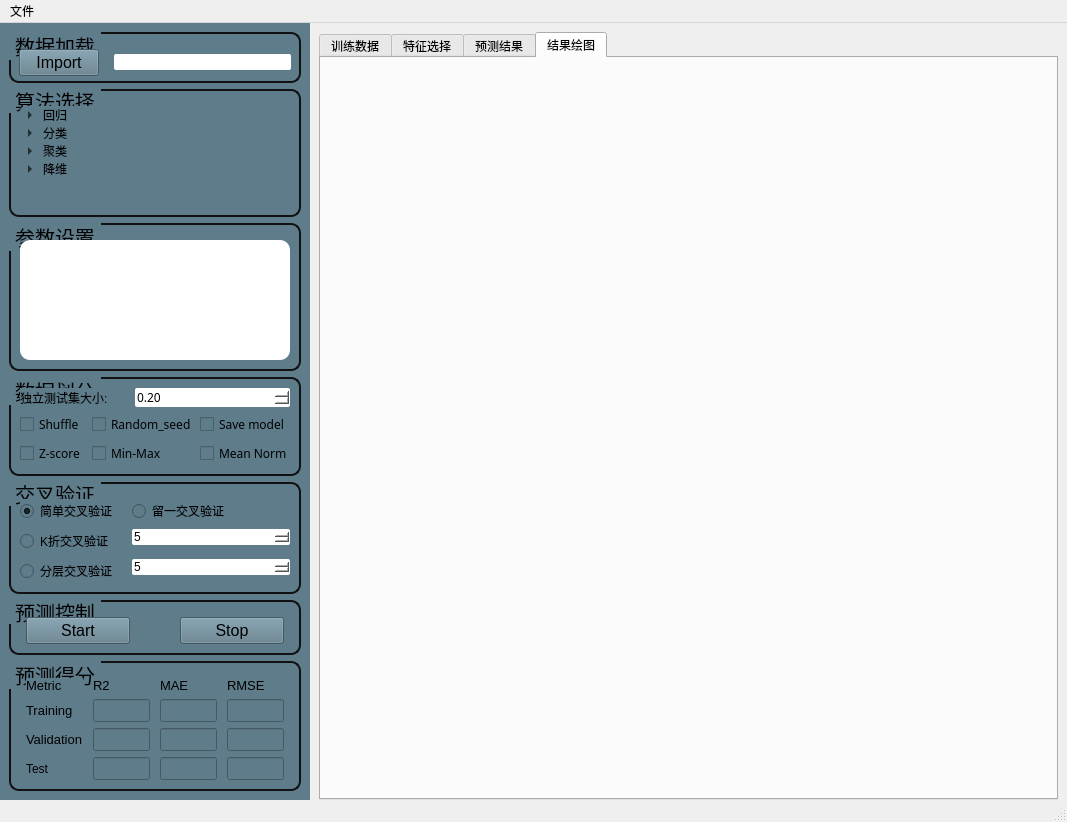
Old version of the form ML_GUI.ui in the repository liyihang1024/Machine-Learning-Toolkit.
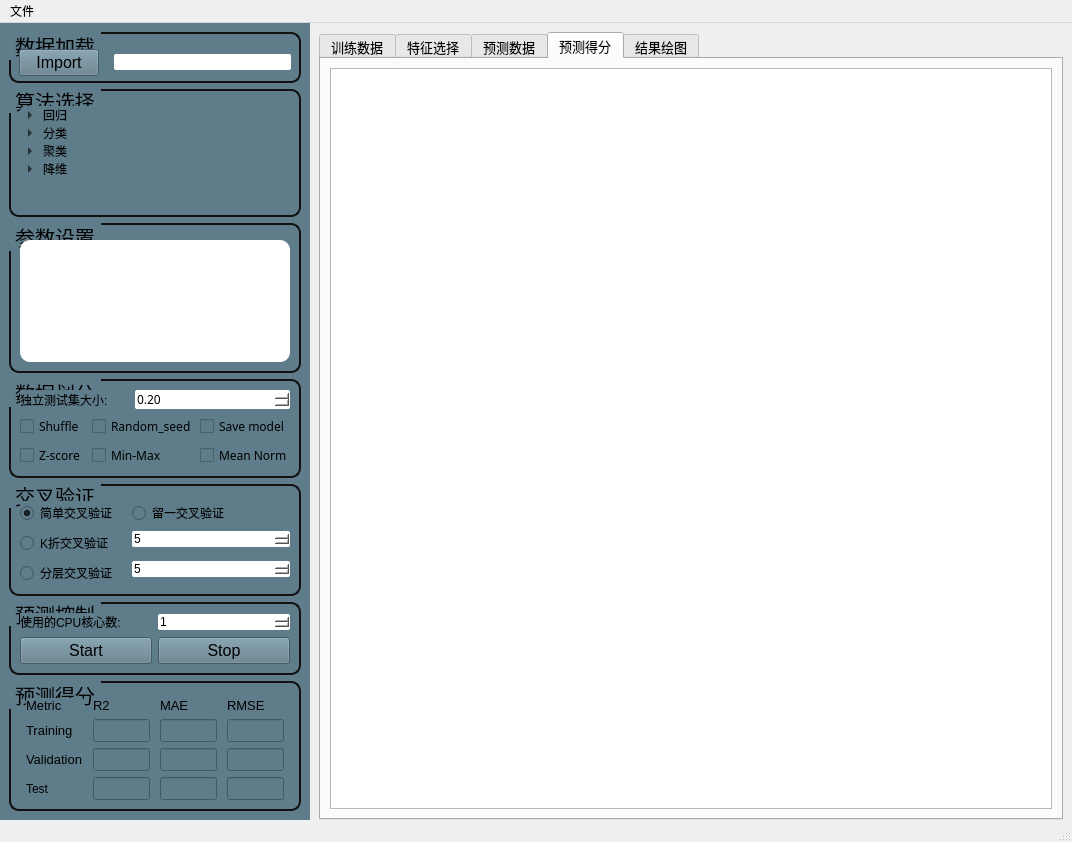
New version of the form. The open tabs and pages were chosen to show the change. Icons and pictures are not drawn.

What changed in the file:
```diff
--- a/ML_GUI.ui
+++ b/ML_GUI.ui
@@ -6,8 +6,8 @@
    <rect>
     <x>0</x>
     <y>0</y>
-    <width>1067</width>
-    <height>822</height>
+    <width>1072</width>
+    <height>842</height>
    </rect>
   </property>
   <property name="windowTitle">
@@ -923,19 +923,41 @@
          <property name="title">
           <string>预测控制</string>
          </property>
+         <layout class="QVBoxLayout" name="verticalLayout_10">
+          <item>
          <layout class="QHBoxLayout" name="horizontalLayout_3">
-          <property name="spacing">
-           <number>50</number>
-          </property>
-          <property name="leftMargin">
-           <number>15</number>
-          </property>
-          <property name="topMargin">
-           <number>15</number>
-          </property>
-          <property name="rightMargin">
-           <number>15</number>
-          </property>
+            <item>
+             <widget class="QLabel" name="label_3">
+              <property name="text">
+               <string>使用的CPU核心数:</string>
+              </property>
+              <property name="alignment">
+               <set>Qt::AlignJustify|Qt::AlignVCenter</set>
+              </property>
+             </widget>
+            </item>
+            <item>
+             <widget class="QSpinBox" name="spinBox_3">
+              <property name="styleSheet">
+               <string notr="true">QSpinBox {
+    border: none;
+    border-radius: 2px;
+    background-color: white;
+}
+</string>
+              </property>
+              <property name="minimum">
+               <number>1</number>
+              </property>
+              <property name="value">
+               <number>1</number>
+              </property>
+             </widget>
+            </item>
+           </layout>
+          </item>
+          <item>
+           <layout class="QHBoxLayout" name="horizontalLayout_5">
           <item>
            <widget class="QPushButton" name="pushButton_2">
             <property name="font">
@@ -963,6 +985,8 @@
            </widget>
           </item>
          </layout>
+          </item>
+         </layout>
         </widget>
        </item>
        <item>
@@ -1206,6 +1230,12 @@
        </property>
        <item>
         <widget class="QTabWidget" name="tabWidget">
+         <property name="font">
+          <font>
+           <family>Arial</family>
+           <pointsize>10</pointsize>
+          </font>
+         </property>
          <property name="currentIndex">
           <number>0</number>
          </property>
@@ -1231,7 +1261,7 @@
          </widget>
          <widget class="QWidget" name="tab_3">
           <attribute name="title">
-           <string>预测结果</string>
+           <string>预测数据</string>
           </attribute>
           <layout class="QVBoxLayout" name="verticalLayout_7">
            <item>
@@ -1241,6 +1271,24 @@
          </widget>
          <widget class="QWidget" name="tab_4">
           <attribute name="title">
+           <string>预测得分</string>
+          </attribute>
+          <layout class="QVBoxLayout" name="verticalLayout_8">
+           <item>
+            <widget class="QTableView" name="tableView_4">
+             <property name="styleSheet">
+              <string notr="true">QTableView::item:row:lastRow {
+    background-color: rgb(85, 255, 127);
+    font-weight: bold;
+}
+</string>
+             </property>
+            </widget>
+           </item>
+          </layout>
+         </widget>
+         <widget class="QWidget" name="tab_5">
+          <attribute name="title">
            <string>结果绘图</string>
           </attribute>
           <layout class="QVBoxLayout" name="verticalLayout_8"/>
@@ -1258,7 +1306,7 @@
     <rect>
      <x>0</x>
      <y>0</y>
-     <width>1067</width>
+     <width>1072</width>
      <height>23</height>
     </rect>
    </property>
```
Left out of the diff: 1 changed line with no effect on the pictures. Lines whose indentation alone changed are shown as unchanged.
